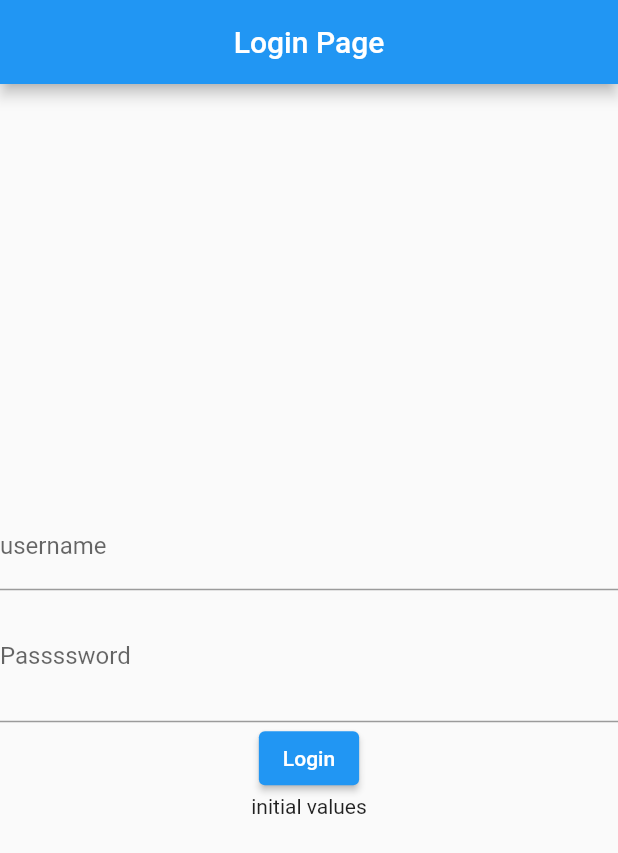
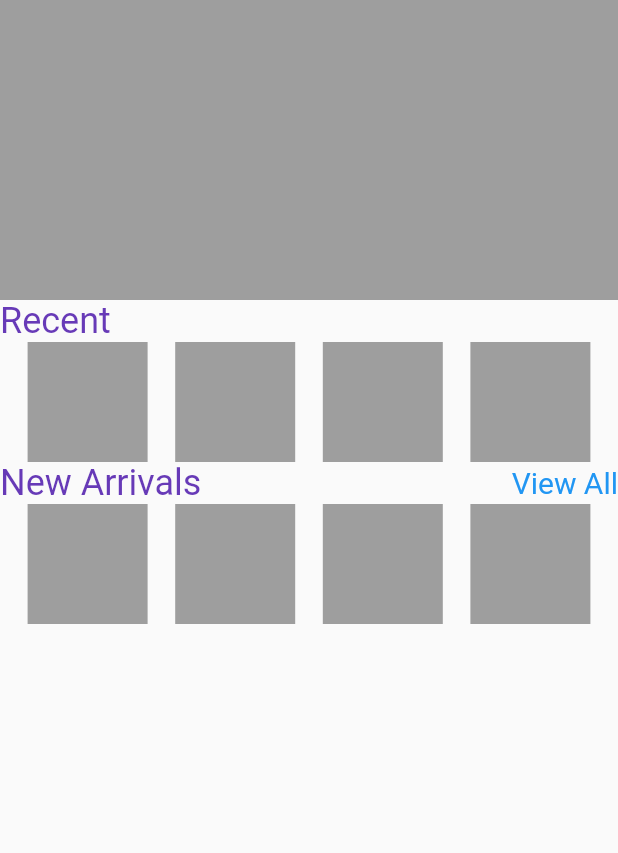
Before and after one commit to mishuk09/Flutter_projects, a Flutter app: the screen it shows after launch, on a phone screen of 412 x 824 dp. Shown: the top 853 px of the screen. Run offline on Flutter 3.47's test engine with Material 2 defaults, Android fonts, the phone set to English and light mode, and no system bars.

Commit message:
flutter project

```diff
--- /dev/null
+++ b/loginform/lib/dashbord_page.dart
@@ -0,0 +1,61 @@
+import 'package:flutter/material.dart';
+
+class Dashboard extends StatelessWidget {
+  Dashboard({Key? key}) : super(key: key);
+
+  TextStyle heading = TextStyle(fontSize: 24, color: Colors.deepPurple);
+
+  @override
+  Widget build(BuildContext context) {
+    return Scaffold(
+      body: Column(
+        crossAxisAlignment: CrossAxisAlignment.start,
+        children: [
+          Container(
+            color: Colors.grey,
+            height: 200,
+          ),
+          Text(
+            "Recent",
+            style: heading,
+          ),
+          Row(
+            mainAxisAlignment: MainAxisAlignment.spaceEvenly,
+            children: [
+              for (int i = 0; i < 4; i++)
+                Container(
+                  color: Colors.grey,
+                  height: 80,
+                  width: 80,
+                )
+            ],
+          ),
+          Row(
+            mainAxisAlignment: MainAxisAlignment.spaceBetween,
+            children: [
+              Text(
+                "New Arrivals",
+                style: heading,
+              ),
+              Text(
+                "View All",
+                style: TextStyle(color: Colors.blue, fontSize: 20),
+              )
+            ],
+          ),
+          Row(
+            mainAxisAlignment: MainAxisAlignment.spaceEvenly,
+            children: [
+              for (int i = 0; i < 4; i++)
+                Container(
+                  color: Colors.grey,
+                  height: 80,
+                  width: 80,
+                )
+            ],
+          )
+        ],
+      ),
+    );
+  }
+}
--- a/loginform/lib/main.dart
+++ b/loginform/lib/main.dart
@@ -1,6 +1,7 @@
+// ignore_for_file: prefer_const_constructors
+
 import 'package:flutter/material.dart';
-
-import 'login_page.dart';
+import 'package:loginform/dashbord_page.dart';
 
 void main() {
   runApp(const MyApp());
@@ -12,6 +13,6 @@ class MyApp extends StatelessWidget {
   // This widget is the root of your application.
   @override
   Widget build(BuildContext context) {
-    return MaterialApp(home: LoginPage());
+    return MaterialApp(home: Dashboard());
   }
 }
```
Also changed, not shown: loginform/lib/calculator.dart (added, +60 -0 lines).
